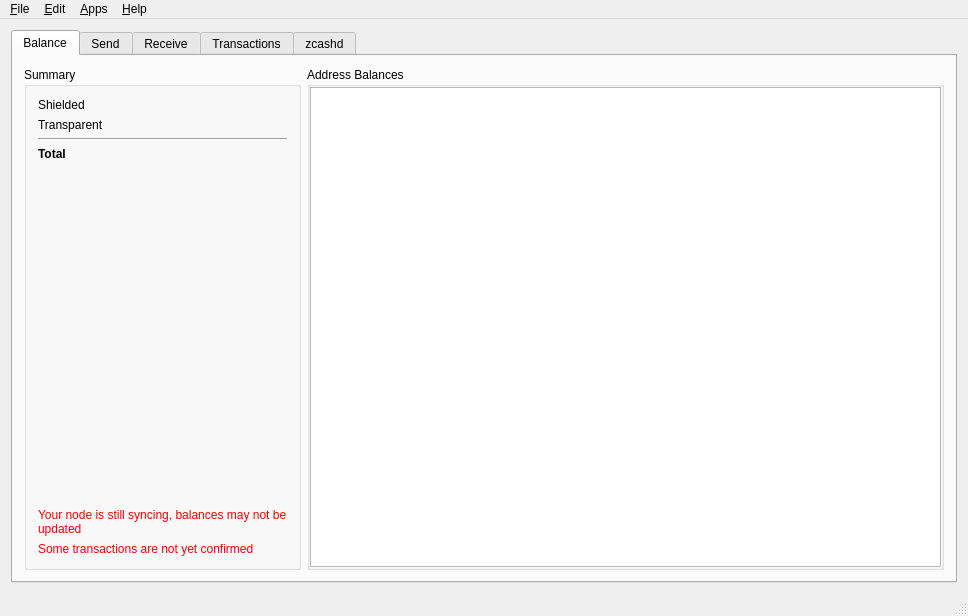
z-bitcoinz/BitcoinZ_Blue, file src/mainwindow.ui: the form before one commit.
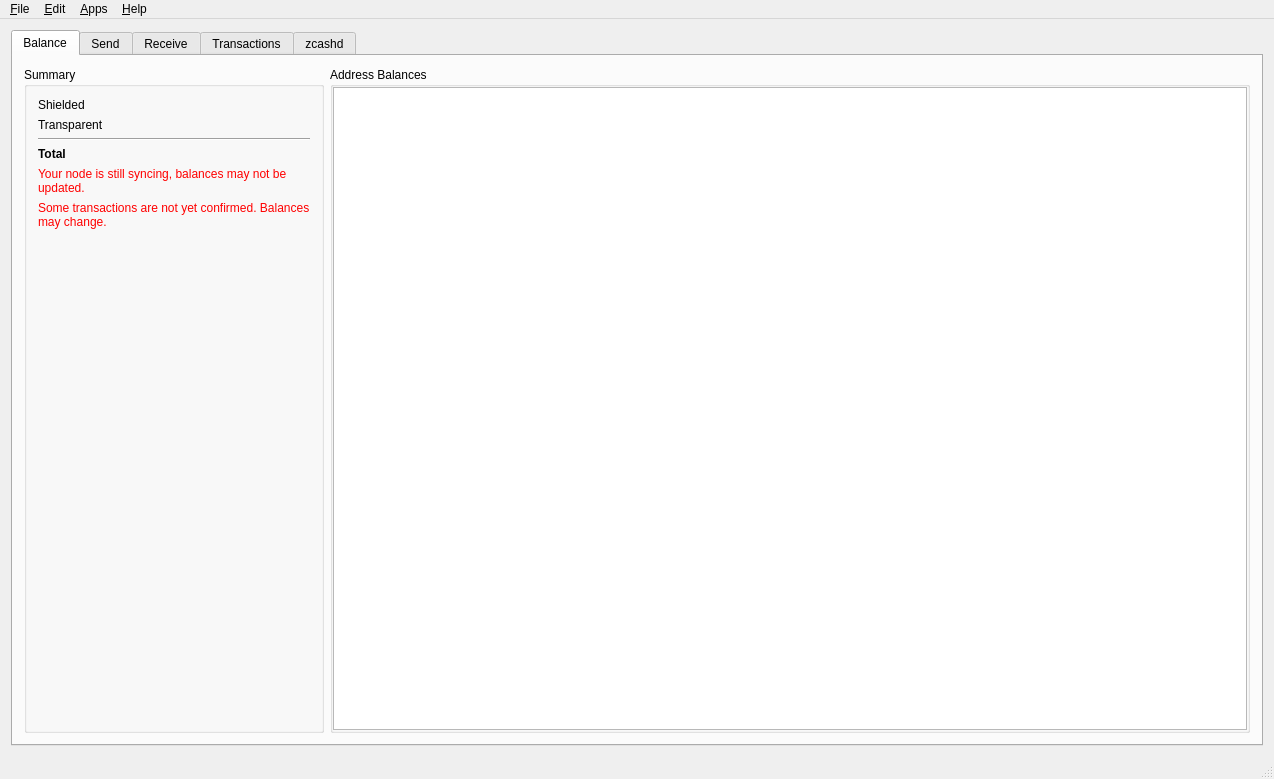
The form after the commit. The open tabs and pages were chosen to show the change. Icons and pictures are not drawn. Custom widgets are drawn as their Qt base class.

Commit message: Show unconfirmed addresses in the balances table

```diff
--- a/src/mainwindow.ui
+++ b/src/mainwindow.ui
@@ -6,8 +6,8 @@
    <rect>
     <x>0</x>
     <y>0</y>
-    <width>968</width>
-    <height>616</height>
+    <width>1274</width>
+    <height>779</height>
    </rect>
   </property>
   <property name="windowTitle">
@@ -148,26 +148,13 @@
                  </item>
                 </layout>
                </item>
-               <item>
-                <spacer name="verticalSpacer">
-                 <property name="orientation">
-                  <enum>Qt::Vertical</enum>
-                 </property>
-                 <property name="sizeHint" stdset="0">
-                  <size>
-                   <width>20</width>
-                   <height>40</height>
-                  </size>
-                 </property>
-                </spacer>
-               </item>
                <item>
                 <widget class="QLabel" name="lblSyncWarning">
                  <property name="styleSheet">
                   <string notr="true">color:red;</string>
                  </property>
                  <property name="text">
-                  <string>Your node is still syncing, balances may not be updated</string>
+                  <string>Your node is still syncing, balances may not be updated.</string>
                  </property>
                  <property name="wordWrap">
                   <bool>true</bool>
@@ -186,10 +173,26 @@
                   <string notr="true">color: red;</string>
                  </property>
                  <property name="text">
-                  <string>Some transactions are not yet confirmed</string>
+                  <string>Some transactions are not yet confirmed. Balances may change.</string>
+                 </property>
+                 <property name="wordWrap">
+                  <bool>true</bool>
                  </property>
                 </widget>
                </item>
+               <item>
+                <spacer name="verticalSpacer">
+                 <property name="orientation">
+                  <enum>Qt::Vertical</enum>
+                 </property>
+                 <property name="sizeHint" stdset="0">
+                  <size>
+                   <width>20</width>
+                   <height>40</height>
+                  </size>
+                 </property>
+                </spacer>
+               </item>
               </layout>
              </item>
             </layout>
@@ -1051,8 +1054,8 @@
     <rect>
      <x>0</x>
      <y>0</y>
-     <width>968</width>
-     <height>22</height>
+     <width>1274</width>
+     <height>39</height>
     </rect>
    </property>
    <widget class="QMenu" name="menuFile">
```
Left out of the diff: 6 changed lines with no effect on the pictures. The commit also changes 5 other files.
